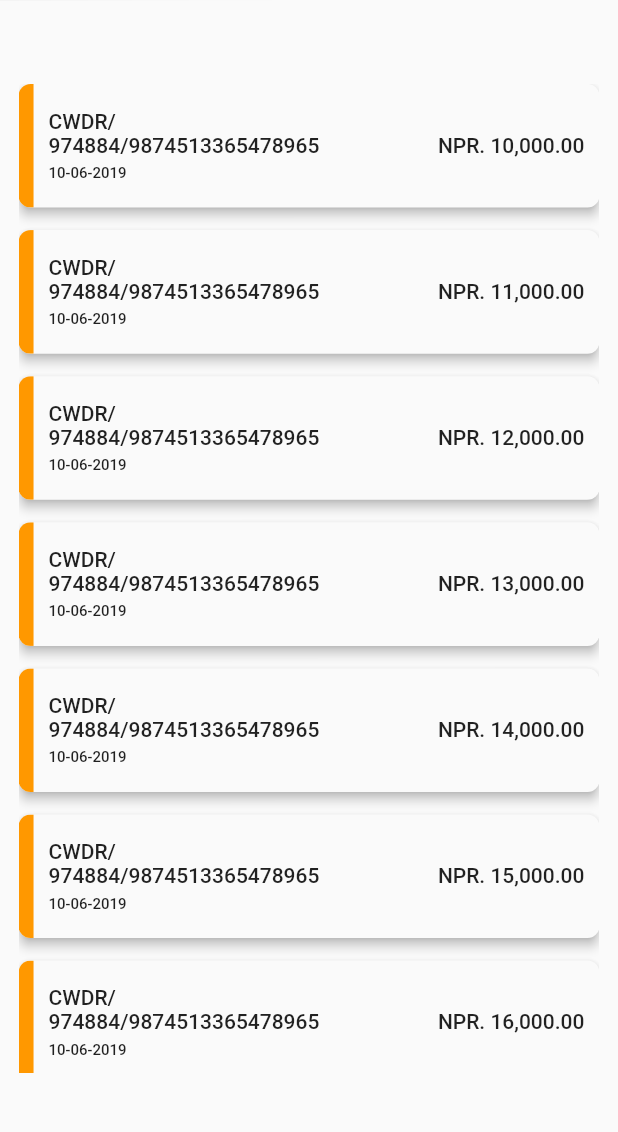
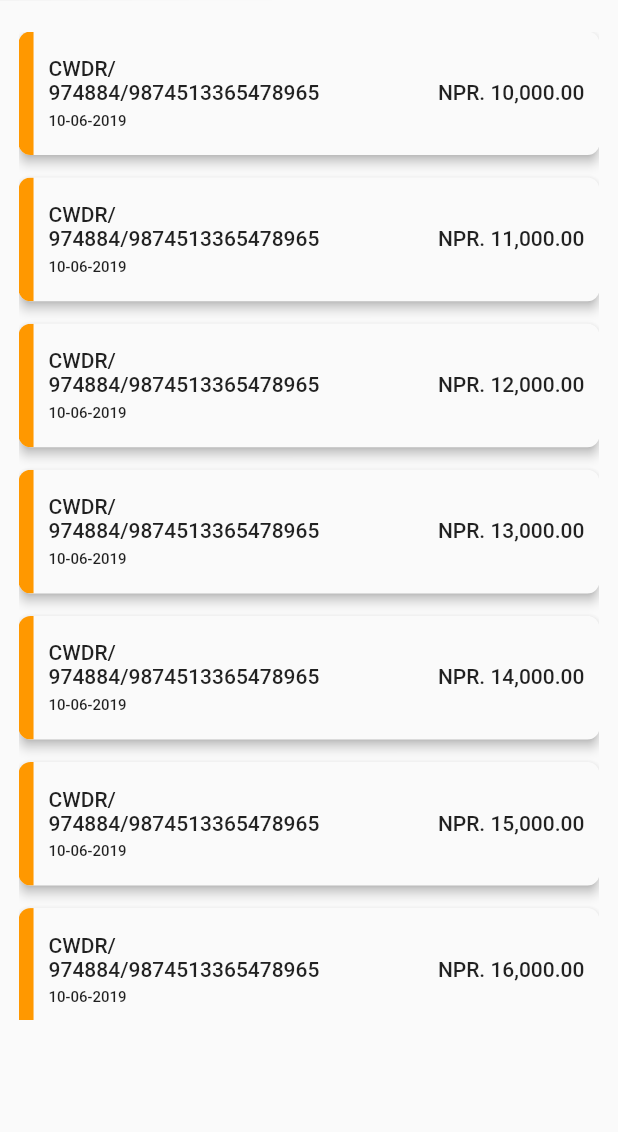
Before and after one commit to JorgeDanilo/Sua-Carteira-Investimentos, a Flutter app: the DashboardPage screen opened directly, in the side drawer, after a tap on "Gerenciar Ativos", on a phone screen of 412 x 824 dp, the part 84-1216 px from its top. Run offline on Flutter 3.47's test engine with Material 2 defaults, Android fonts, the phone set to English and light mode, and no system bars; our stand-ins replace cached_network_image; network calls fail.

Commit message:
page list your actives

```diff
--- a/lib/pages/actives_list_page.dart
+++ b/lib/pages/actives_list_page.dart
@@ -1,7 +1,7 @@
 import 'package:flutter/material.dart';
 import 'package:sua_carteira_investimentos/pages/drawer_list.dart';
 import 'package:sua_carteira_investimentos/widgets/app_bar.dart';
-import 'package:sua_carteira_investimentos/widgets/last_transactions.dart';
+import 'package:sua_carteira_investimentos/widgets/transactions.dart';
 
 class ActiveListPage extends StatefulWidget {
   @override
@@ -33,7 +33,7 @@ class _ActiveListPageState extends State<ActiveListPage> {
                     physics: BouncingScrollPhysics(),
                     shrinkWrap: true,
                     children: <Widget>[
-                      LastTransactions(height: 0.8,),
+                      Transactions(height: 0.8, isSpacing: false),
                     ],
                   ),
                 ),
--- a/lib/pages/dashboard_page.dart
+++ b/lib/pages/dashboard_page.dart
@@ -1,11 +1,7 @@
 import 'package:flutter/material.dart';
-import 'package:flutter/services.dart';
-import 'package:sua_carteira_investimentos/constantes/contantes.dart';
-import 'package:sua_carteira_investimentos/model/active.dart';
-import 'package:sua_carteira_investimentos/model/time_of_investiment.dart';
 import 'package:sua_carteira_investimentos/pages/drawer_list.dart';
-import 'package:sua_carteira_investimentos/widgets/last_transactions.dart';
 import 'package:sua_carteira_investimentos/widgets/top_account_info.dart';
+import 'package:sua_carteira_investimentos/widgets/transactions.dart';
 
 class DashboardPage extends StatefulWidget {
   @override
@@ -38,7 +34,7 @@ class _DashboardPageState extends State<DashboardPage> {
                     physics: BouncingScrollPhysics(),
                     shrinkWrap: true,
                     children: <Widget>[
-                      LastTransactions(),
+                      Transactions(),
                     ],
                   ),
                 ),
--- a/lib/widgets/last_transactions.dart
+++ b/lib/widgets/transactions.dart
@@ -3,11 +3,12 @@ import 'package:sua_carteira_investimentos/constantes/contantes.dart';
 import 'package:sua_carteira_investimentos/widgets/heading.dart';
 import 'package:sua_carteira_investimentos/widgets/transation.dart';
 
-class LastTransactions extends StatelessWidget {
+class Transactions extends StatelessWidget {
 
   final double height;
   final String name;
-  LastTransactions({this.name = "", this.height = 0.5});
+  final bool isSpacing;
+  Transactions({this.name = "", this.height = 0.5, this.isSpacing = true});
 
   @override
   Widget build(BuildContext context) {
@@ -15,15 +16,11 @@ class LastTransactions extends StatelessWidget {
     return Column(
       mainAxisSize: MainAxisSize.min,
       children: <Widget>[
-        SizedBox(
-          height: 10.0,
-        ),
+        (this.isSpacing) ? SizedBox(height: 10.0) : Container(),
         Heading(
           title: this.name,
         ),
-        SizedBox(
-          height: 25.0,
-        ),
+        (this.isSpacing) ? SizedBox(height: 25.0) : Container(),
         Flexible(
           child: Container(
             height: deviceSize.height * this.height,
```
